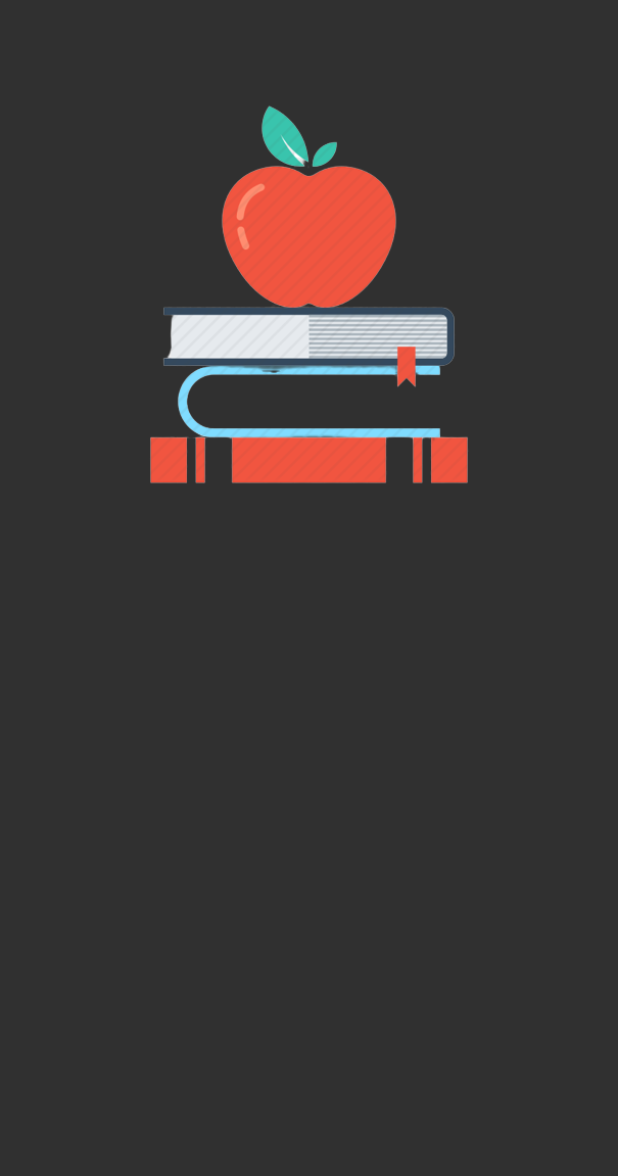
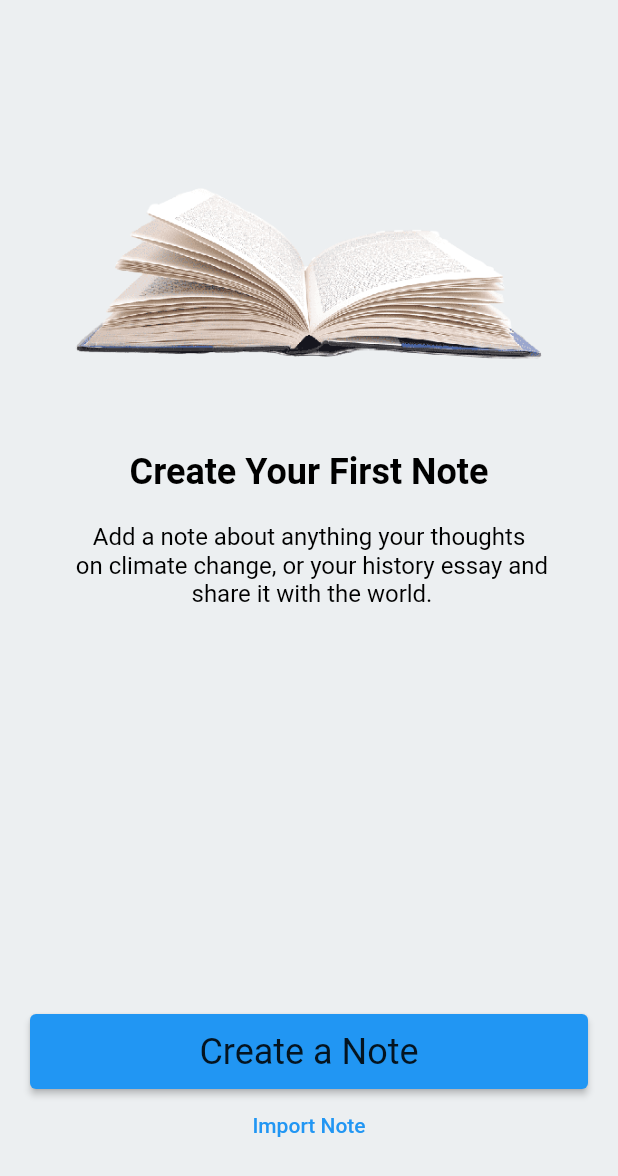
Before and after one commit to cemccccc/Flutter2, a Flutter app: the screen it shows after launch, on a phone screen of 412 x 824 dp. Shown: the top 1176 px of the screen. Run offline on Flutter 3.47's test engine with Material 2 defaults, Android fonts, the phone set to English and light mode, and no system bars.

Commit message:
20220623 commit

```diff
--- /dev/null
+++ b/lib/demos/note_demos_view_veli.dart
@@ -0,0 +1,105 @@
+import 'package:flutter/material.dart';
+import 'package:flutter/services.dart';
+import 'package:flutter_baslasin/demos/note_demos_view_cem.dart';
+
+class NoteDemos2 extends StatelessWidget {
+  NoteDemos2({Key? key}) : super(key: key);
+
+  final title = 'Create Your First Note';
+  final AppTexts subText = AppTexts();
+  final _createNote = 'Create a Note';
+  final _importNote = 'Import Note';
+
+  @override
+  Widget build(BuildContext context) {
+    return Scaffold(
+      backgroundColor: Colors.blueGrey.shade50,
+      appBar: AppBar(
+        systemOverlayStyle: SystemUiOverlayStyle.dark,
+      ),
+      body: Padding(
+        padding: PaddingItems.horizontalPadding,
+        child: Column(
+          children: [
+            Image.asset('assets/book.png'),
+            _TitleWidget(title: title),
+            Padding(
+              padding: PaddingItems.verticalPadding,
+              child: _SubtitleWidget(subText: subText),
+            ),
+            const Spacer(),
+            _createButton(context),
+            TextButton(onPressed: () {}, child: Text(_importNote)),
+            const SizedBox(
+              height: ButtonHeight.buttonNormalHeight,
+            )
+          ],
+        ),
+      ),
+    );
+  }
+
+  ElevatedButton _createButton(BuildContext context) {
+    return ElevatedButton(
+        onPressed: () {},
+        child: SizedBox(
+            height: ButtonHeight.buttonNormalHeight,
+            child: Center(
+                child: Text(
+              _createNote,
+              style: Theme.of(context).textTheme.headline5,
+            ))));
+  }
+}
+
+//centered text widget
+class _SubtitleWidget extends StatelessWidget {
+  _SubtitleWidget(
+      {Key? key, required this.subText, this.textAlign = TextAlign.center})
+      : super(key: key);
+
+  final TextAlign textAlign;
+  final AppTexts subText;
+
+  @override
+  Widget build(BuildContext context) {
+    return Text(
+      subText.textSub,
+      textAlign: textAlign,
+      style: Theme.of(context).textTheme.subtitle1?.copyWith(
+            color: Colors.black,
+          ),
+    );
+  }
+}
+
+class _TitleWidget extends StatelessWidget {
+  const _TitleWidget({
+    Key? key,
+    required this.title,
+  }) : super(key: key);
+
+  final String title;
+
+  @override
+  Widget build(BuildContext context) {
+    return Text(
+      title,
+      style: Theme.of(context)
+          .textTheme
+          .headline5
+          ?.copyWith(color: Colors.black, fontWeight: FontWeight.w700),
+    );
+  }
+}
+
+class PaddingItems {
+  static const EdgeInsets horizontalPadding =
+      EdgeInsets.symmetric(horizontal: 20);
+
+  static const EdgeInsets verticalPadding = EdgeInsets.symmetric(vertical: 20);
+}
+
+class ButtonHeight {
+  static const double buttonNormalHeight = 50;
+}
--- a/lib/main.dart
+++ b/lib/main.dart
@@ -13,6 +13,8 @@ import '101/padding_learn.dart';
 import '101/scaffold_learn.dart';
 import '101/stateless_learn.dart';
 import '101/text_learn_view.dart';
+import 'demos/note_demos_view_cem.dart';
+import 'demos/note_demos_view_veli.dart';
 
 void main() => runApp(MyApp());
 
@@ -23,7 +25,7 @@ class MyApp extends StatelessWidget {
   Widget build(BuildContext context) {
     return MaterialApp(
       debugShowCheckedModeBanner: false,
-      theme: ThemeData.dark().copyWith(
+      theme: ThemeData.light().copyWith(
         cardTheme: CardTheme(
             shape: RoundedRectangleBorder(
                 borderRadius: BorderRadius.circular(10))),
@@ -34,7 +36,7 @@ class MyApp extends StatelessWidget {
             elevation: 0),
       ),
       title: 'Güzel Başlık',
-      home: ImageLearn(),
+      home: NoteDemos2(),
     );
   }
 }
```
Also changed, not shown: lib/demos/note_demos_view_cem.dart (added, +83 -0 lines), assets/book.png.
